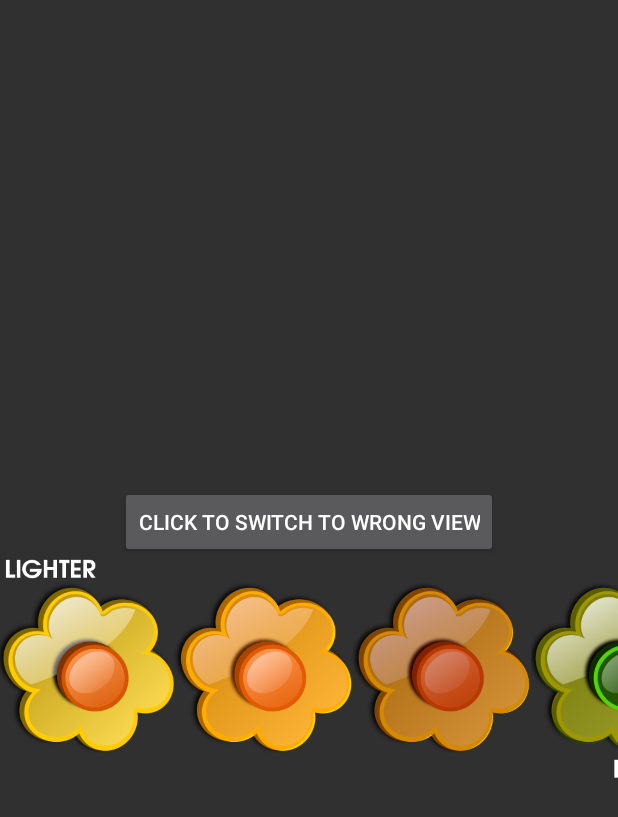
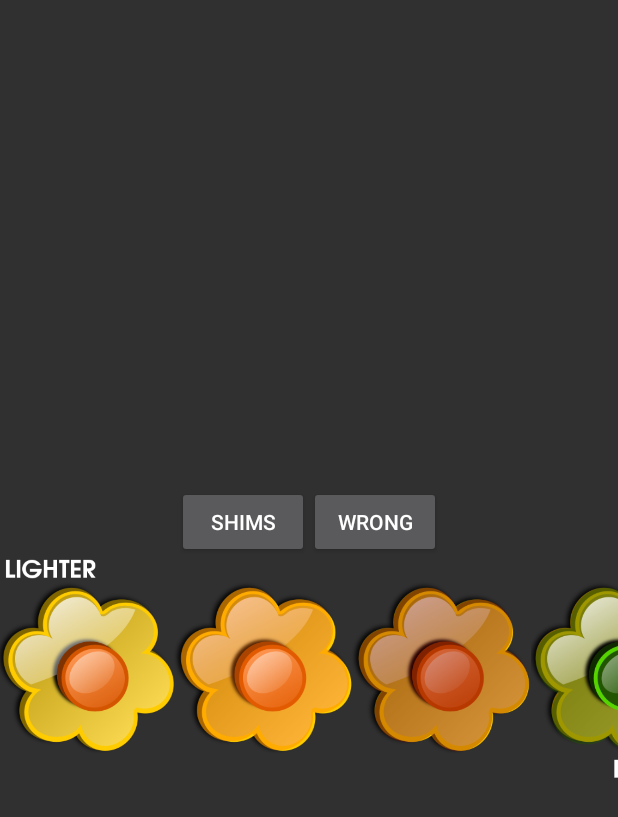
Before and after one commit to mdoery/android-centered-buttons-demo, an Android app: the screen it shows after launch (CenteredButtonDemoActivity), on a phone screen of 412 x 824 dp. Shown: the top 817 px of the screen. Run offline under Robolectric (Android 15) with nearby library versions, the phone set to English and light mode, and no system bars; 3 statements that could not run were skipped.

Commit message:
Add a different view which solves the problem in a different way, but using a constraint layout. Add new button to allow user to switch between different solutions and the problem layout.

```diff
--- a/CenteredButtonsDemoApp/src/main/res/layout/right.xml
+++ b/CenteredButtonsDemoApp/src/main/res/layout/right.xml
@@ -8,11 +8,22 @@
     tools:context="com.mdoery.centeredbuttonsdemo.CenteredButtonDemoActivity"
     tools:showIn="@layout/activity_centered_button_demo"
     xmlns:tools="http://schemas.android.com/tools">
-    <Button
-        android:id="@+id/switchBtn"
+    <LinearLayout
         android:layout_width="wrap_content"
         android:layout_height="wrap_content"
-        android:text="@string/btn_switch_to_wrong"/>
+        android:orientation="horizontal"
+        android:gravity="center_horizontal">
+    <Button
+        android:id="@+id/btnRight"
+        android:layout_width="wrap_content"
+        android:layout_height="wrap_content"
+        android:text="@string/btn_switch_to_shim" />
+    <Button
+        android:id="@+id/btnWrong"
+        android:layout_width="wrap_content"
+        android:layout_height="wrap_content"
+        android:text="@string/btn_switch_to_wrong" />
+    </LinearLayout>
     <LinearLayout
         android:layout_width="wrap_content"
         android:layout_height="wrap_content"
--- a/CenteredButtonsDemoApp/src/main/res/values/strings.xml
+++ b/CenteredButtonsDemoApp/src/main/res/values/strings.xml
@@ -1,6 +1,7 @@
 <resources>
     <string name="app_name">CenteredButtonsDemo</string>
     <string name="action_settings">Settings</string>
-    <string name="btn_switch_to_wrong">Click to Switch to Wrong View</string>
-    <string name="btn_switch_to_right">Click to Switch to Right View</string>
+    <string name="btn_switch_to_wrong">Wrong</string>
+    <string name="btn_switch_to_right">Slices</string>
+    <string name="btn_switch_to_shim">Shims</string>
 </resources>
```
Also changed, not shown: CenteredButtonsDemoApp/src/main/java/com/mdoery/centeredbuttonsdemo/CenteredButtonShimActivity.java (added, +37 -0 lines), CenteredButtonsDemoApp/src/main/res/layout/activity_centered_button_demo_shim.xml (added, +13 -0 lines), CenteredButtonsDemoApp/src/main/res/layout/shim.xml (added, +78 -0 lines), CenteredButtonsDemoApp/src/main/res/layout/wrong.xml (+12 -2 lines).
